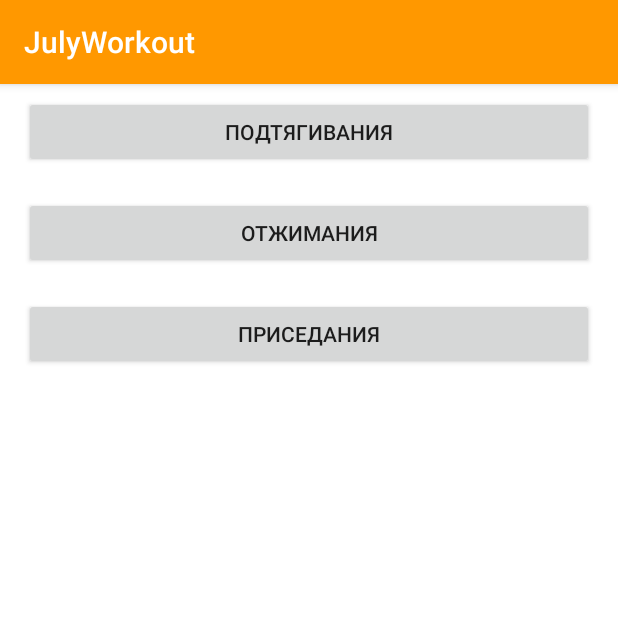
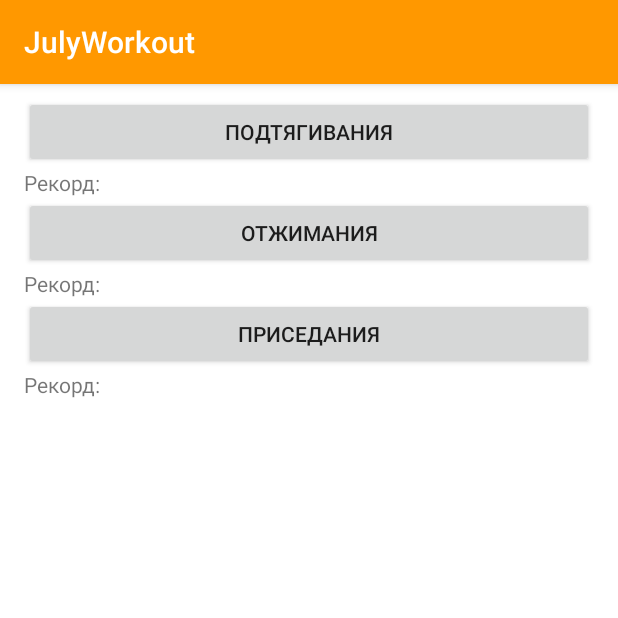
Before and after one commit to AlexPichGH/JulyWorkout, an Android app: the screen it shows after launch (WorkoutListActivity), on a phone screen of 412 x 824 dp, the top half of it. Run offline under Robolectric (Android 15) with nearby library versions, the phone set to English and light mode, and no system bars.

Commit message:
разделил поле рекордов на два, со стандартным "Рекорд:"

```diff
--- a/app/src/main/res/layout/activity_workout_list.xml
+++ b/app/src/main/res/layout/activity_workout_list.xml
@@ -13,10 +13,22 @@
         android:layout_marginTop="8dp"
         android:text="@string/pull_ups" />
 
+    <LinearLayout
+        android:layout_width="wrap_content"
+        android:layout_height="wrap_content">
+
+        <TextView
+            android:layout_width="wrap_content"
+            android:layout_height="wrap_content"
+            android:layout_marginEnd="8dp"
+            android:layout_marginRight="8dp"
+            android:text="@string/record" />
+
         <TextView
             android:id="@+id/workout_list_record_pull_ups"
-        android:layout_width="match_parent"
+            android:layout_width="wrap_content"
             android:layout_height="wrap_content" />
+    </LinearLayout>
 
     <Button
         android:id="@+id/button_push_ups"
@@ -24,10 +36,22 @@
         android:layout_height="wrap_content"
         android:text="@string/push_ups" />
 
+    <LinearLayout
+        android:layout_width="wrap_content"
+        android:layout_height="wrap_content">
+
+        <TextView
+            android:layout_width="wrap_content"
+            android:layout_height="wrap_content"
+            android:layout_marginEnd="8dp"
+            android:layout_marginRight="8dp"
+            android:text="@string/record" />
+
         <TextView
             android:id="@+id/workout_list_record_push_ups"
-        android:layout_width="match_parent"
+            android:layout_width="wrap_content"
             android:layout_height="wrap_content" />
+    </LinearLayout>
 
     <Button
         android:id="@+id/button_sit_ups"
@@ -35,9 +59,21 @@
         android:layout_height="wrap_content"
         android:text="@string/sit_ups" />
 
+    <LinearLayout
+        android:layout_width="wrap_content"
+        android:layout_height="wrap_content">
+
+        <TextView
+            android:layout_width="wrap_content"
+            android:layout_height="wrap_content"
+            android:layout_marginEnd="8dp"
+            android:layout_marginRight="8dp"
+            android:text="@string/record" />
+
         <TextView
             android:id="@+id/workout_list_record_sit_ups"
-        android:layout_width="match_parent"
+            android:layout_width="wrap_content"
             android:layout_height="wrap_content" />
+    </LinearLayout>
 
 </LinearLayout>
```
Lines whose indentation alone changed are shown as unchanged.
